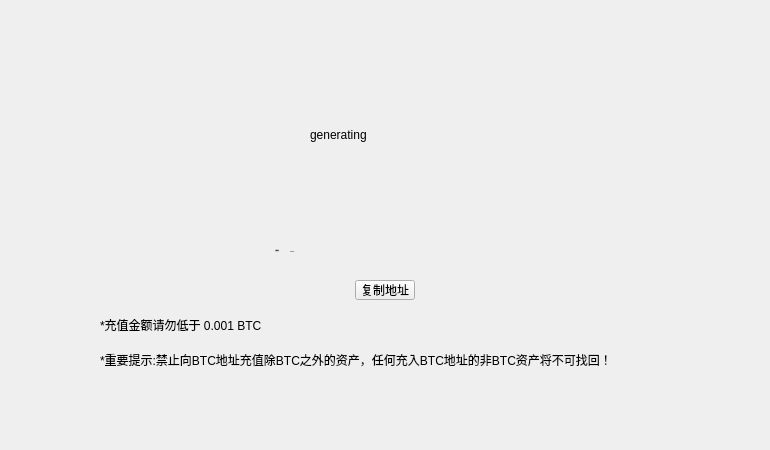
First picture: the form in depositpage/DepositQrcodeWidget.ui, repository HcashOrg/hx-indicator, before the edit.
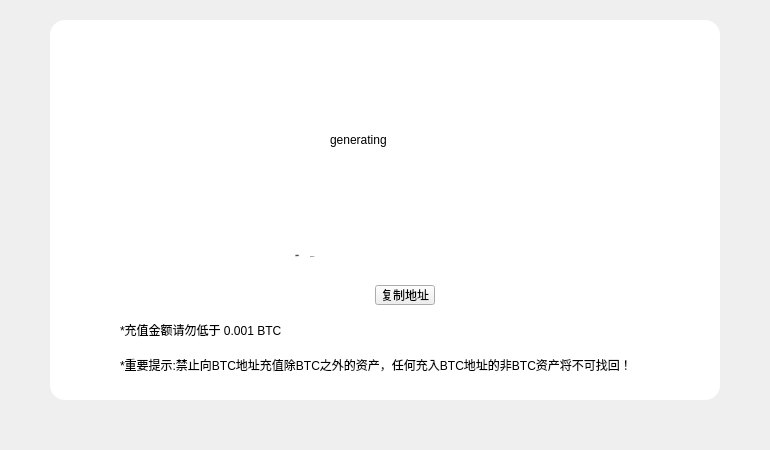
Second picture: the form after the edit.

What changed in the file:
```diff
--- a/depositpage/DepositQrcodeWidget.ui
+++ b/depositpage/DepositQrcodeWidget.ui
@@ -16,8 +16,8 @@
   <widget class="QLabel" name="label_qrcode">
    <property name="geometry">
     <rect>
-     <x>310</x>
-     <y>60</y>
+     <x>330</x>
+     <y>65</y>
      <width>150</width>
      <height>150</height>
     </rect>
@@ -29,8 +29,8 @@
   <widget class="QLabel" name="label_warning">
    <property name="geometry">
     <rect>
-     <x>100</x>
-     <y>340</y>
+     <x>120</x>
+     <y>345</y>
      <width>551</width>
      <height>40</height>
     </rect>
@@ -45,8 +45,8 @@
   <widget class="QLabel" name="label_mark">
    <property name="geometry">
     <rect>
-     <x>80</x>
-     <y>240</y>
+     <x>100</x>
+     <y>245</y>
      <width>200</width>
      <height>21</height>
     </rect>
@@ -73,8 +73,8 @@
   <widget class="QLabel" name="label_address">
    <property name="geometry">
     <rect>
-     <x>290</x>
-     <y>236</y>
+     <x>310</x>
+     <y>241</y>
      <width>300</width>
      <height>31</height>
     </rect>
@@ -101,8 +101,8 @@
   <widget class="QToolButton" name="toolButton">
    <property name="geometry">
     <rect>
-     <x>355</x>
-     <y>280</y>
+     <x>375</x>
+     <y>285</y>
      <width>60</width>
      <height>20</height>
     </rect>
@@ -123,8 +123,8 @@
   <widget class="QLabel" name="tipLabel">
    <property name="geometry">
     <rect>
-     <x>100</x>
-     <y>310</y>
+     <x>120</x>
+     <y>315</y>
      <width>551</width>
      <height>30</height>
     </rect>
@@ -136,6 +136,30 @@
     <bool>true</bool>
    </property>
   </widget>
+  <widget class="QLabel" name="label_back">
+   <property name="geometry">
+    <rect>
+     <x>50</x>
+     <y>20</y>
+     <width>670</width>
+     <height>380</height>
+    </rect>
+   </property>
+   <property name="styleSheet">
+    <string notr="true">background-color: rgb(255, 255, 255);
+border-radius:15px;</string>
+   </property>
+   <property name="text">
+    <string/>
+   </property>
+  </widget>
+  <zorder>label_back</zorder>
+  <zorder>label_qrcode</zorder>
+  <zorder>label_warning</zorder>
+  <zorder>label_mark</zorder>
+  <zorder>label_address</zorder>
+  <zorder>toolButton</zorder>
+  <zorder>tipLabel</zorder>
  </widget>
  <resources/>
  <connections/>
```
